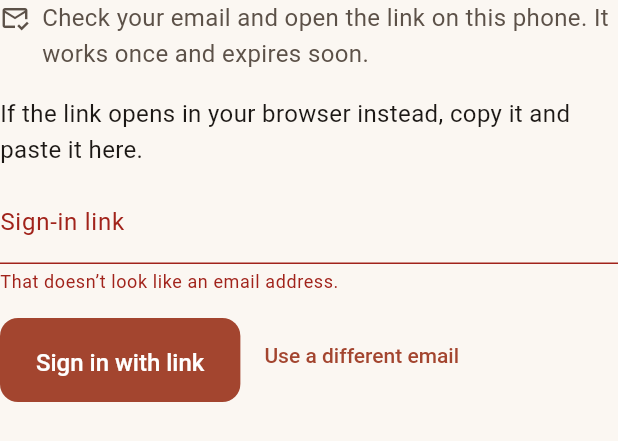
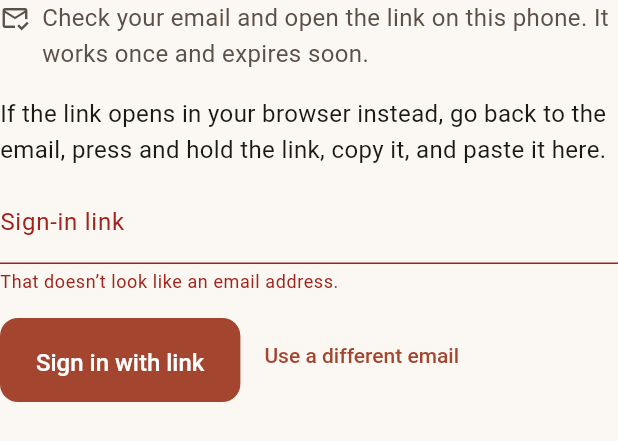
Before and after one commit to codex-warrior/sirf-hum, a Flutter app: the _LinkSent widget shown alone on an empty page, opened directly with empty values, on a phone screen of 412 x 824 dp. Shown: the top 441 px of the screen. Run offline on Flutter 3.47's test engine with Material 3 defaults, Android fonts, the phone set to English and light mode, and no system bars; our stand-ins replace cloud_firestore, cloud_functions, firebase_auth, firebase_core, firebase_crashlytics, firebase_messaging and 5 more; missing offline and left inert: dart:ffi, firebase_app_check, mobile_scanner, qr; accounts and stored records are empty.

Commit message:
fix: say how to copy the sign-in link when it opens in the browser
Firebase Hosting reserves /.well-known/assetlinks.json on the project
domains and serves it empty, so App Links cannot verify there and the
paste path is the working route for the staging beta.

Co-Authored-By: Claude Opus 5.5 <noreply@anthropic.com>

```diff
--- a/lib/app/entry/welcome_screen.dart
+++ b/lib/app/entry/welcome_screen.dart
@@ -171,8 +171,8 @@ class _LinkSentState extends ConsumerState<_LinkSent> {
         ),
         const SizedBox(height: Spacing.lg),
         Text(
-          'If the link opens in your browser instead, copy it and paste it '
-          'here.',
+          'If the link opens in your browser instead, go back to the email, '
+          'press and hold the link, copy it, and paste it here.',
           style: Theme.of(context).textTheme.bodyMedium,
         ),
         const SizedBox(height: Spacing.sm),
```
